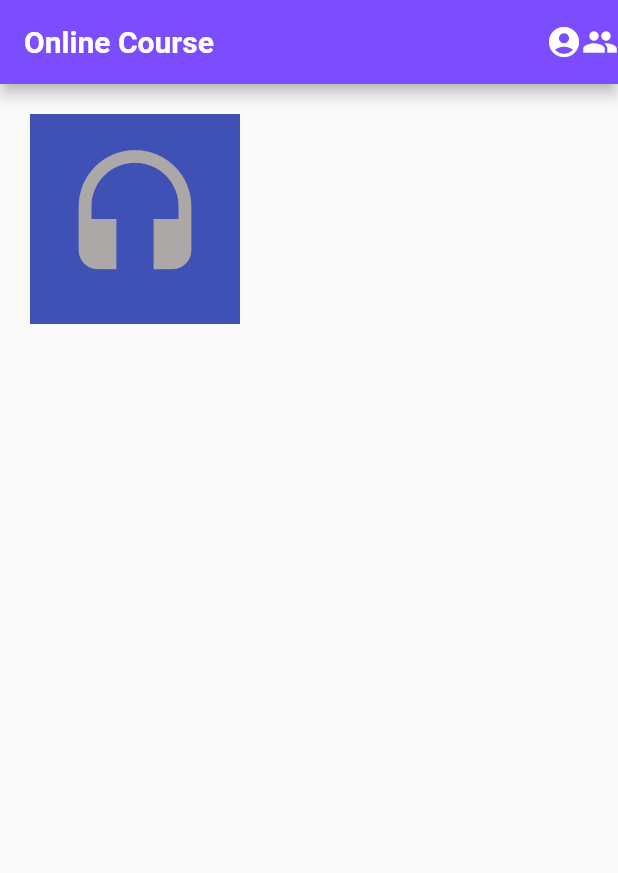
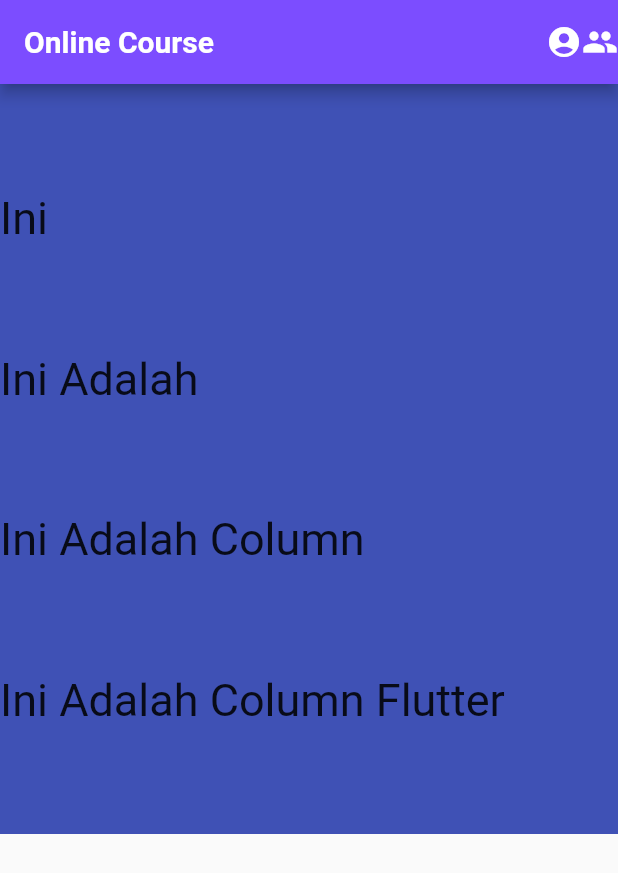
Before and after one commit to Rohesa123/new-flutter-project, a Flutter app: the screen it shows after launch, on a phone screen of 412 x 824 dp. Shown: the top 873 px of the screen. Run offline on Flutter 3.47's test engine with Material 2 defaults, Android fonts, the phone set to English and light mode, and no system bars.

Commit message:
UPDATE: Update Column

```diff
--- a/lib/main.dart
+++ b/lib/main.dart
@@ -38,7 +38,21 @@ class Home extends StatelessWidget {
           Icon(Icons.group),
         ],
       ),
-      body: Halaman(),
+      body: Container(
+        height: 500,
+        color: Colors.indigo,
+        child: const Column(
+          mainAxisSize: MainAxisSize.min,
+          mainAxisAlignment: MainAxisAlignment.spaceEvenly,
+          crossAxisAlignment: CrossAxisAlignment.stretch,
+          children: <Widget>[
+            Text("Ini", style: TextStyle(fontSize: 30)),
+            Text("Ini Adalah", style: TextStyle(fontSize: 30)),
+            Text("Ini Adalah Column", style: TextStyle(fontSize: 30)),
+            Text("Ini Adalah Column Flutter", style: TextStyle(fontSize: 30)),
+          ],
+        ),
+      ),
     );
   }
 }
```
